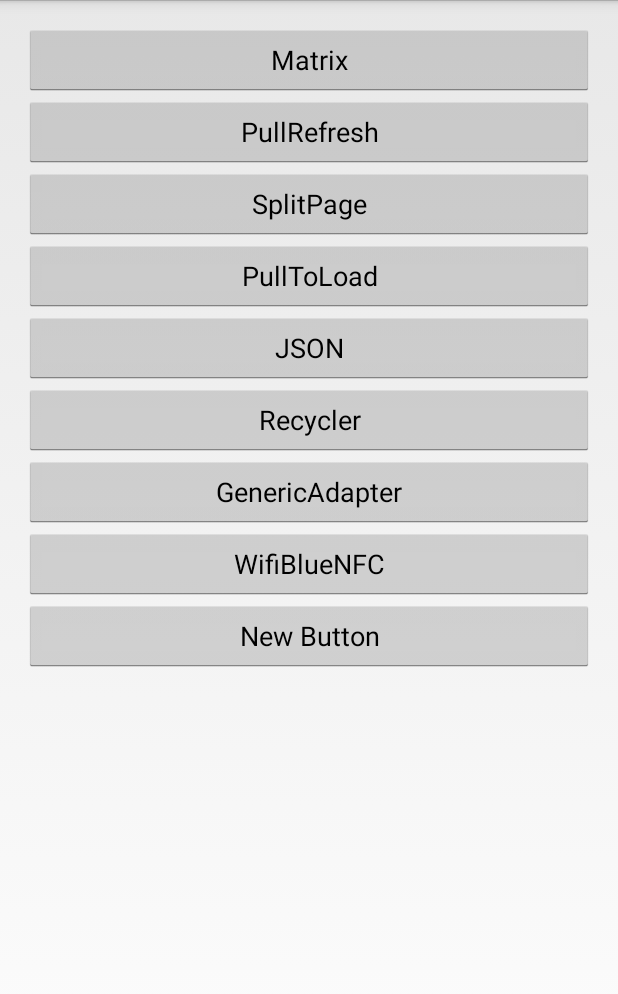
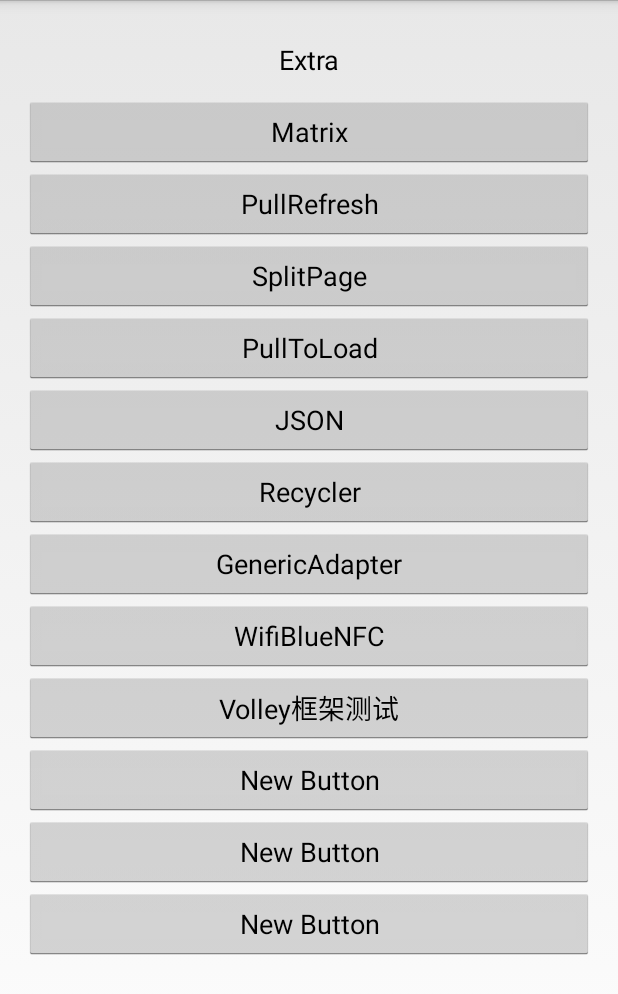
Before and after one commit to FioneraGH/AndroidDemo, an Android app: the screen it shows after launch (ExtraActivity), after a tap on an icon or button, on a phone screen of 412 x 824 dp. Shown: the top 994 px of the screen. Run offline under Robolectric (Android 15) with nearby library versions, the phone set to English and light mode, and no system bars.

Commit message:
add google volley network framework and tryto use the tool.[repush]

```diff
--- a/app/build.gradle
+++ b/app/build.gradle
@@ -22,5 +22,6 @@ android {
 dependencies {
     compile 'com.android.support:recyclerview-v7:22.2.1'
     compile files('libs/zxing.jar')
+    compile files('libs/volley.jar')
     compile files('libs/gson-2.3.1.jar')
 }
--- a/app/src/main/java/com/fionera/wechatdemo/ExtraActivity.java
+++ b/app/src/main/java/com/fionera/wechatdemo/ExtraActivity.java
@@ -13,6 +13,7 @@ import com.fionera.wechatdemo.extra.PullToLoadActivity;
 import com.fionera.wechatdemo.extra.PullToRefreshActivity;
 import com.fionera.wechatdemo.extra.RecycleActivity;
 import com.fionera.wechatdemo.extra.SplitPageActivity;
+import com.fionera.wechatdemo.extra.VolleyActivity;
 import com.fionera.wechatdemo.extra.WifiBlueNFCActivity;
 
 public class ExtraActivity extends Activity {
@@ -25,6 +26,7 @@ public class ExtraActivity extends Activity {
     private Button recycle;
     private Button generic;
     private Button wbn;
+    private Button volley;
 
     @Override
     protected void onCreate(Bundle savedInstanceState) {
@@ -111,5 +113,15 @@ public class ExtraActivity extends Activity {
                 ExtraActivity.this.finish();
             }
         });
+        // 设定Volley测试跳转
+        wbn = (Button) findViewById(R.id.button9);
+        wbn.setOnClickListener(new View.OnClickListener() {
+            @Override
+            public void onClick(View v) {
+                Intent intent = new Intent(ExtraActivity.this, VolleyActivity.class);
+                ExtraActivity.this.startActivity(intent);
+                ExtraActivity.this.finish();
+            }
+        });
     }
 }
--- /dev/null
+++ b/app/src/main/java/com/fionera/wechatdemo/application/DemoApplication.java
@@ -0,0 +1,27 @@
+package com.fionera.wechatdemo.application;
+
+import android.app.Application;
+import android.util.Log;
+
+import com.android.volley.RequestQueue;
+import com.android.volley.toolbox.Volley;
+
+/**
+ * Created by fionera on 15-8-7.
+ */
+public class DemoApplication extends Application {
+
+    public static RequestQueue requestQueue;
+
+    @Override
+    public void onCreate() {
+        super.onCreate();
+
+        requestQueue = Volley.newRequestQueue(getApplicationContext());
+        Log.d("Volley",requestQueue.toString());
+    }
+
+    public static RequestQueue getRequestQueue(){
+        return requestQueue;
+    }
+}
--- a/app/src/main/java/com/fionera/wechatdemo/extra/WifiBlueNFCActivity.java
+++ b/app/src/main/java/com/fionera/wechatdemo/extra/WifiBlueNFCActivity.java
@@ -3,8 +3,6 @@ package com.fionera.wechatdemo.extra;
 import android.app.Activity;
 import android.net.wifi.ScanResult;
 import android.os.Bundle;
-import android.view.Menu;
-import android.view.MenuItem;
 import android.view.View;
 import android.widget.Button;
 import android.widget.TextView;
--- a/app/src/main/res/layout/activity_extra.xml
+++ b/app/src/main/res/layout/activity_extra.xml
@@ -1,72 +1,105 @@
-<LinearLayout xmlns:android="http://schemas.android.com/apk/res/android"
+<ScrollView xmlns:android="http://schemas.android.com/apk/res/android"
     android:layout_width="match_parent"
     android:layout_height="match_parent"
-    android:orientation="vertical"
-    android:paddingBottom="@dimen/activity_vertical_margin"
-    android:paddingLeft="@dimen/activity_horizontal_margin"
-    android:paddingRight="@dimen/activity_horizontal_margin"
-    android:paddingTop="@dimen/activity_vertical_margin">
+    android:layout_margin="@dimen/activity_horizontal_margin">
+
+    <LinearLayout
+        android:layout_width="match_parent"
+        android:layout_height="wrap_content"
+        android:orientation="vertical">
 
 
         <Button
+            android:id="@+id/button"
             android:layout_width="match_parent"
             android:layout_height="wrap_content"
-        android:text="Matrix"
-        android:id="@+id/button1" />
+            android:layout_gravity="center_horizontal"
+            android:background="@android:color/transparent"
+            android:clickable="false"
+            android:text="Extra" />
 
         <Button
+            android:id="@+id/button1"
             android:layout_width="match_parent"
             android:layout_height="wrap_content"
-        android:text="PullRefresh"
-        android:id="@+id/button2" />
+            android:text="Matrix" />
 
         <Button
+            android:id="@+id/button2"
             android:layout_width="match_parent"
             android:layout_height="wrap_content"
-        android:text="SplitPage"
-        android:id="@+id/button3"
-        android:layout_gravity="center_horizontal" />
+            android:text="PullRefresh" />
 
         <Button
+            android:id="@+id/button3"
             android:layout_width="match_parent"
             android:layout_height="wrap_content"
-        android:text="PullToLoad"
-        android:id="@+id/button4"
-        android:layout_gravity="center_horizontal" />
+            android:layout_gravity="center_horizontal"
+            android:text="SplitPage" />
 
         <Button
+            android:id="@+id/button4"
             android:layout_width="match_parent"
             android:layout_height="wrap_content"
-        android:text="JSON"
-        android:id="@+id/button5"
-        android:layout_gravity="center_horizontal" />
+            android:layout_gravity="center_horizontal"
+            android:text="PullToLoad" />
 
         <Button
+            android:id="@+id/button5"
             android:layout_width="match_parent"
             android:layout_height="wrap_content"
-        android:text="Recycler"
-        android:id="@+id/button6"
-        android:layout_gravity="center_horizontal" />
+            android:layout_gravity="center_horizontal"
+            android:text="JSON" />
 
         <Button
+            android:id="@+id/button6"
             android:layout_width="match_parent"
             android:layout_height="wrap_content"
-        android:text="GenericAdapter"
-        android:id="@+id/button7"
-        android:layout_gravity="center_horizontal" />
+            android:layout_gravity="center_horizontal"
+            android:text="Recycler" />
 
         <Button
+            android:id="@+id/button7"
             android:layout_width="match_parent"
             android:layout_height="wrap_content"
-        android:text="WifiBlueNFC"
-        android:id="@+id/button8"
-        android:layout_gravity="right" />
+            android:layout_gravity="center_horizontal"
+            android:text="GenericAdapter" />
 
         <Button
+            android:id="@+id/button8"
             android:layout_width="match_parent"
             android:layout_height="wrap_content"
-        android:text="New Button"
+            android:layout_gravity="right"
+            android:text="WifiBlueNFC" />
+
+        <Button
             android:id="@+id/button9"
-        android:layout_gravity="right" />
+            android:layout_width="match_parent"
+            android:layout_height="wrap_content"
+            android:layout_gravity="center_horizontal"
+            android:text="Volley框架测试" />
+
+        <Button
+            android:id="@+id/button10"
+            android:layout_width="match_parent"
+            android:layout_height="wrap_content"
+            android:layout_gravity="center_horizontal"
+            android:text="New Button" />
+
+        <Button
+            android:id="@+id/button11"
+            android:layout_width="match_parent"
+            android:layout_height="wrap_content"
+            android:layout_gravity="center_horizontal"
+            android:text="New Button" />
+
+        <Button
+            android:id="@+id/button12"
+            android:layout_width="match_parent"
+            android:layout_height="wrap_content"
+            android:layout_gravity="center_horizontal"
+            android:text="New Button" />
 
     </LinearLayout>
+
+</ScrollView>
--- a/app/src/main/res/values/strings.xml
+++ b/app/src/main/res/values/strings.xml
@@ -142,4 +142,5 @@
     <string name="wifi_type_label">Type</string>
     <string name="zxing_url">http://code.google.com/p/zxing</string>
     <string name="title_activity_wifi_blue_nfc">WifiBlueNFCActivity</string>
+    <string name="title_activity_volley">VolleyActivity</string>
 </resources>
```
Also changed, not shown: app/src/main/AndroidManifest.xml (+13 -12 lines), app/src/main/java/com/fionera/wechatdemo/extra/VolleyActivity.java (added, +122 -0 lines), app/src/main/res/layout/activity_volley.xml (added, +10 -0 lines), app/libs/volley.jar (added), 1 other file. Lines whose indentation alone changed are shown as unchanged.
